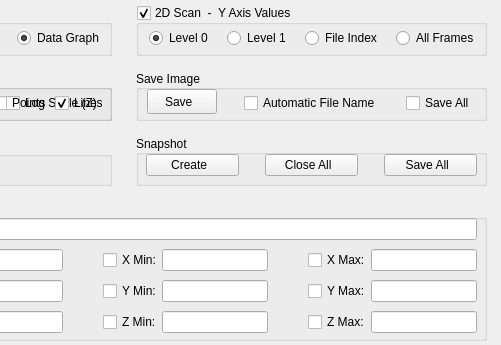
The window that slsDetectorGui/forms/form_tab_plot.ui (slsdetectorgroup/slsDetectorPackage) describes before a commit, drawn with Qt 5; both pictures show x 274 to 775 and y 0 to 345 of the 775 by 345 pixel window.
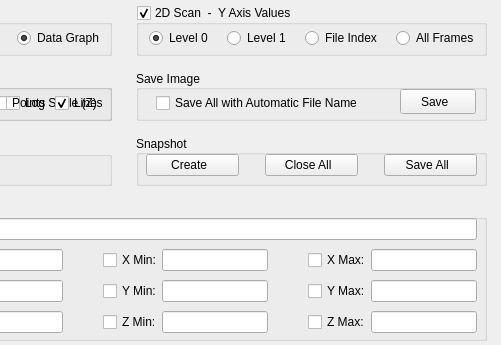
The same window after the commit. Icons and pictures are not drawn.

Commit message: change filename in plot only when you get to plot

```diff
--- a/slsDetectorGui/forms/form_tab_plot.ui
+++ b/slsDetectorGui/forms/form_tab_plot.ui
@@ -357,9 +357,9 @@
    <widget class="QWidget" name="horizontalLayoutWidget">
     <property name="geometry">
      <rect>
-      <x>80</x>
+      <x>10</x>
       <y>20</y>
-      <width>271</width>
+      <width>227</width>
       <height>26</height>
      </rect>
     </property>
@@ -367,54 +367,6 @@
      <property name="spacing">
       <number>0</number>
      </property>
-     <item>
-      <spacer name="horizontalSpacer_10">
-       <property name="orientation">
-        <enum>Qt::Horizontal</enum>
-       </property>
-       <property name="sizeType">
-        <enum>QSizePolicy::Fixed</enum>
-       </property>
-       <property name="sizeHint" stdset="0">
-        <size>
-         <width>18</width>
-         <height>20</height>
-        </size>
-       </property>
-      </spacer>
-     </item>
-     <item>
-      <widget class="QCheckBox" name="chkAutoFName">
-       <property name="enabled">
-        <bool>true</bool>
-       </property>
-       <property name="sizePolicy">
-        <sizepolicy hsizetype="Fixed" vsizetype="Fixed">
-         <horstretch>0</horstretch>
-         <verstretch>0</verstretch>
-        </sizepolicy>
-       </property>
-       <property name="text">
-        <string>Automatic File Name</string>
-       </property>
-      </widget>
-     </item>
-     <item>
-      <spacer name="horizontalSpacer_11">
-       <property name="orientation">
-        <enum>Qt::Horizontal</enum>
-       </property>
-       <property name="sizeType">
-        <enum>QSizePolicy::Fixed</enum>
-       </property>
-       <property name="sizeHint" stdset="0">
-        <size>
-         <width>15</width>
-         <height>20</height>
-        </size>
-       </property>
-      </spacer>
-     </item>
      <item>
       <widget class="QCheckBox" name="chkSaveAll">
        <property name="enabled">
@@ -427,7 +379,7 @@
         </sizepolicy>
        </property>
        <property name="text">
-        <string>Save All</string>
+        <string>Save All with Automatic File Name</string>
        </property>
       </widget>
      </item>
@@ -436,21 +388,21 @@
    <widget class="QPushButton" name="btnSave">
     <property name="geometry">
      <rect>
-      <x>11</x>
+      <x>264</x>
       <y>19</y>
-      <width>70</width>
+      <width>76</width>
       <height>25</height>
      </rect>
     </property>
     <property name="sizePolicy">
-     <sizepolicy hsizetype="Minimum" vsizetype="Fixed">
+     <sizepolicy hsizetype="Fixed" vsizetype="Fixed">
       <horstretch>0</horstretch>
       <verstretch>0</verstretch>
      </sizepolicy>
     </property>
     <property name="maximumSize">
      <size>
-      <width>70</width>
+      <width>16777215</width>
       <height>16777215</height>
      </size>
     </property>
```
